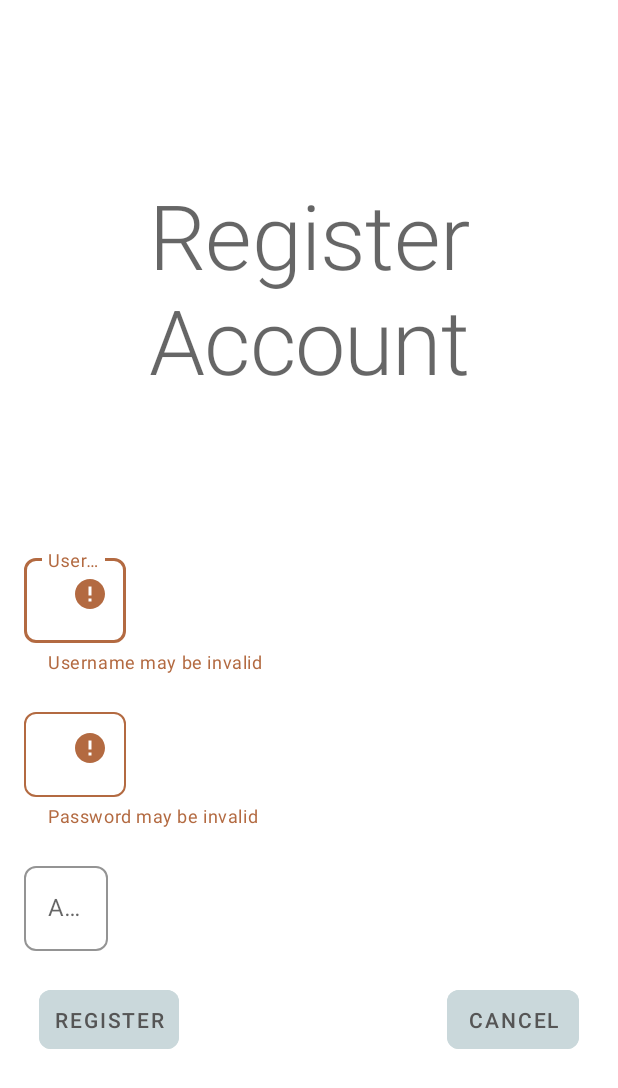
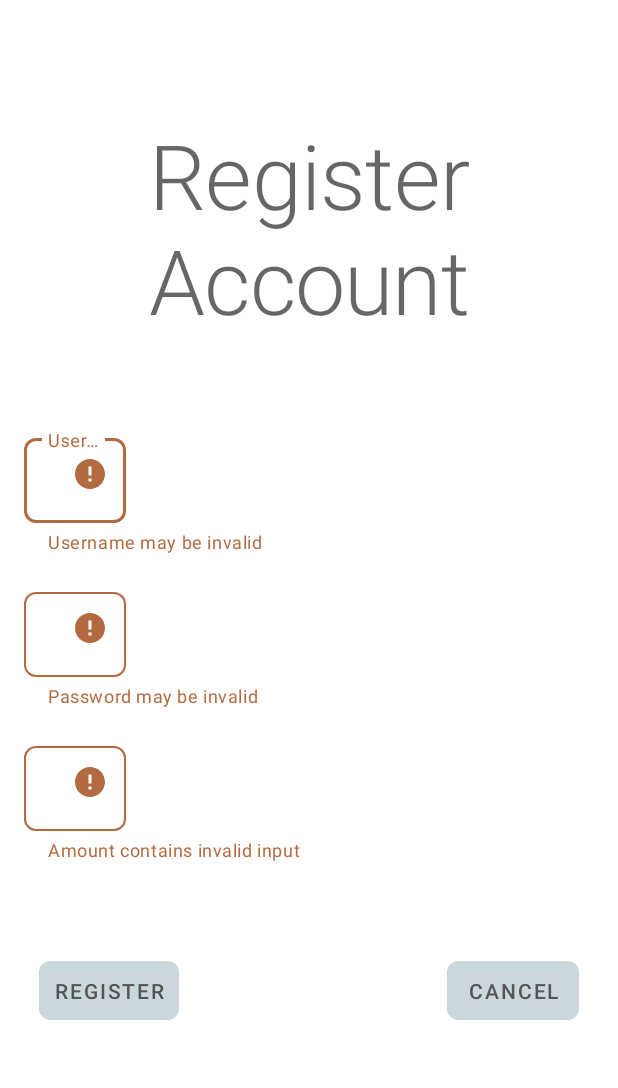
Before and after one commit to brapana/Bank, an Android app: the RegisterActivity screen opened directly, with no data from a screen before it, after a tap on "REGISTER", on a phone screen of 412 x 824 dp. Shown: the top 1088 px of the screen. Run offline under Robolectric (Android 15) with nearby library versions, the phone set to English and light mode, and no system bars.

Commit message:
Add initial balance field when registering an account

```diff
--- a/app/src/main/java/com/group2/bank/DatabaseHelper.java
+++ b/app/src/main/java/com/group2/bank/DatabaseHelper.java
@@ -64,11 +64,11 @@ public class DatabaseHelper extends SQLiteOpenHelper {
      * @param initialBalance
      * @return the row id of the newly inserted entry, or -1 if an error occurred
      */
-    public static long registerAccount(SQLiteDatabase db, String username, String password, float initialBalance) {
+    public static long registerAccount(SQLiteDatabase db, String username, String password, BigDecimal initialBalance) {
         ContentValues accountValues = new ContentValues();
         accountValues.put(USERNAME_COL, username);
         accountValues.put(PASSWORD_COL, password);
-        accountValues.put(BALANCE_COL, initialBalance);
+        accountValues.put(BALANCE_COL, initialBalance.multiply(new BigDecimal(100)).intValue());
         return db.insert(ACCOUNTS_TABLE, null, accountValues);
     }
 
--- a/app/src/main/java/com/group2/bank/LoggedInActivity.java
+++ b/app/src/main/java/com/group2/bank/LoggedInActivity.java
@@ -69,6 +69,8 @@ public class LoggedInActivity extends AppCompatActivity {
 
         amountLayout = findViewById(R.id.layout);
         amountEditText = findViewById(R.id.amount);
+
+        // enforce decimal input filter
         amountEditText.setFilters(new InputFilter[]{new DecimalDigitsInputFilter()});
 
         // clear error message when the input is edited
@@ -91,7 +93,7 @@ public class LoggedInActivity extends AppCompatActivity {
     /**
      *  Restricts input to decimal numbers (max of 2 decimal digits) without leading zeros
      */
-    class DecimalDigitsInputFilter implements InputFilter {
+    static class DecimalDigitsInputFilter implements InputFilter {
         private Pattern mPattern;
         DecimalDigitsInputFilter() {
             mPattern = Pattern.compile("^(0|[1-9][0-9]*)(\\.[0-9]{0,2})?$");
@@ -130,14 +132,13 @@ public class LoggedInActivity extends AppCompatActivity {
      */
     private boolean isVerified(String amountInputString, BigDecimal amountInput, boolean isWithdraw, BigDecimal newBalance) {
 
-        String[] splitBalance = amountInputString.split("\\.");
-
-
         // ensure the individual amount input is non-negative and < 4294967295.99 as required by spec
         if (amountInput.doubleValue() <= 0.00f || amountInput.doubleValue() > 4294967295.99f) {
             System.out.println("why?");
             return false;
         }
+
+        String[] splitBalance = amountInputString.split("\\.");
 
         // ensure there is exactly one decimal in the amount and exactly 2 digits after the decimal
         if (!(splitBalance.length == 2 && splitBalance[1].length() == 2)) {
--- a/app/src/main/java/com/group2/bank/RegisterActivity.java
+++ b/app/src/main/java/com/group2/bank/RegisterActivity.java
@@ -18,6 +18,7 @@ import android.widget.Button;
 import com.google.android.material.textfield.TextInputEditText;
 import com.google.android.material.textfield.TextInputLayout;
 
+import java.math.BigDecimal;
 import java.util.regex.Pattern;
 
 public class RegisterActivity extends AppCompatActivity {
@@ -27,7 +28,10 @@ public class RegisterActivity extends AppCompatActivity {
 
     private TextInputLayout userLayout, passwordLayout;
     private TextInputEditText usernameEditText, passwordEditText;
-    private String username, password = "";
+    private String username, password, initialBalance = "";
+    private BigDecimal initialBalanceDecimal;
+    private TextInputLayout amountLayout;
+    private TextInputEditText amountEditText;
 
     @Override
     protected void onCreate(Bundle savedInstanceState) {
@@ -36,8 +40,11 @@ public class RegisterActivity extends AppCompatActivity {
 
         userLayout = findViewById(R.id.layout);
         passwordLayout = findViewById(R.id.layout2);
+        amountLayout = findViewById(R.id.layout3);
         usernameEditText = findViewById(R.id.username);
         passwordEditText = findViewById(R.id.password);
+        amountEditText = findViewById(R.id.amount);
+
 
         // switch to the MainActivity on "register" button press if the inputs are valid
         final Button register = findViewById(R.id.register_button);
@@ -50,7 +57,7 @@ public class RegisterActivity extends AppCompatActivity {
                 try (DatabaseHelper dbHelper = DatabaseHelper.getInstance(this);
                      SQLiteDatabase db = dbHelper.getWritableDatabase()) {
 
-                    if (DatabaseHelper.registerAccount(db, username, Authentication.SHA256(password), 0) == -1) {
+                    if (DatabaseHelper.registerAccount(db, username, Authentication.SHA256(password), initialBalanceDecimal) == -1) {
                         throw new SQLiteException(String.format("Account not registered for username '%s', password '%s', and balance '%s'",
                                 username, password, 0));
                     }
@@ -97,6 +104,22 @@ public class RegisterActivity extends AppCompatActivity {
         final Button cancel = findViewById(R.id.cancel_button);
         cancel.setOnClickListener(v -> onBackPressed());
 
+
+        // enforce decimal input filter
+        amountEditText.setFilters(new InputFilter[]{new LoggedInActivity.DecimalDigitsInputFilter()});
+
+        //clear the error if input has been edited
+        //try to register when the enter key is pressed
+        amountEditText.setOnEditorActionListener((v, actionId, event) -> {
+            amountLayout.setError(null);
+
+            if (actionId == EditorInfo.IME_ACTION_DONE) {
+                ((InputMethodManager) getSystemService(INPUT_METHOD_SERVICE)).hideSoftInputFromWindow(amountEditText.getWindowToken(), 0);
+            }
+            return false;
+        });
+
+
         if (savedInstanceState != null) {
             username = savedInstanceState.getString(USERNAME);
             password = savedInstanceState.getString(PASSWORD);
@@ -118,24 +141,25 @@ public class RegisterActivity extends AppCompatActivity {
     }
 
     /**
-     * Retrieve the username and the password inputted
+     * Retrieve the username, password, and initialBalance inputted
      */
     private void retrieveInputs() {
         username = usernameEditText.getText().toString();
         password = passwordEditText.getText().toString();
+        initialBalance = amountEditText.getText().toString();
     }
 
     /**
-     * Verifies that both the username and the password are valid
-     *
-     * *not tested yet
+     * Verifies that the username, password, and initial balance are valid
      *
      * @return true if the username and the password are valid; otherwise, false
      */
     private boolean isVerified() {
         // validate username
         boolean check = Authentication.isValid(true, username, this);
-        if (!check) userLayout.setError(getString(R.string.username_invalid));
+        if (!check) {
+            userLayout.setError(getString(R.string.username_invalid));
+        }
 
         // validate password
         if (!Authentication.isValid(false, password, this)) {
@@ -144,6 +168,29 @@ public class RegisterActivity extends AppCompatActivity {
             check = false;
         }
 
+        // validate initial balance
+
+        if (initialBalance.trim().equals("")) {
+            amountLayout.setError(getString(R.string.amount_invalid));
+            return false;
+        }
+
+        initialBalanceDecimal = new BigDecimal(initialBalance);
+
+        // ensure the individual amount input is non-negative and < 4294967295.99 as required by spec
+        if (initialBalanceDecimal.doubleValue() <= 0.00f || initialBalanceDecimal.doubleValue() > 4294967295.99f) {
+            amountLayout.setError(getString(R.string.amount_invalid));
+            return false;
+        }
+
+        String[] splitBalance = initialBalance.split("\\.");
+
+        // ensure there is exactly one decimal in the amount and exactly 2 digits after the decimal
+        if (!(splitBalance.length == 2 && splitBalance[1].length() == 2)) {
+            amountLayout.setError(getString(R.string.amount_invalid));
+            return false;
+        }
+
         return check;
     }
 
--- a/app/src/main/res/layout/activity_register.xml
+++ b/app/src/main/res/layout/activity_register.xml
@@ -16,7 +16,7 @@
         <Space
             android:id="@+id/spacer"
             android:layout_width="match_parent"
-            android:layout_height="@dimen/spacer" />
+            android:layout_height="60dp" />
 
         <TextView
             android:id="@+id/title"
@@ -30,7 +30,7 @@
         <Space
             android:id="@+id/spacer2"
             android:layout_width="match_parent"
-            android:layout_height="@dimen/spacer"
+            android:layout_height="60dp"
             android:layout_below="@id/title" />
 
         <com.google.android.material.textfield.TextInputLayout
@@ -83,10 +83,11 @@
 
         </com.google.android.material.textfield.TextInputLayout>
 
+
         <Space
             android:id="@+id/spacer4"
             android:layout_width="match_parent"
-            android:layout_height="@dimen/spacer_small"
+            android:layout_height="20dp"
             android:layout_below="@id/layout2" />
 
         <com.google.android.material.textfield.TextInputLayout
@@ -94,20 +95,20 @@
             android:layout_width="match_parent"
             android:layout_height="wrap_content"
             android:layout_below="@id/spacer4"
+            android:layout_centerHorizontal="true"
             app:hintEnabled="true">
 
             <com.google.android.material.textfield.TextInputEditText
-                android:id="@+id/intial_balance"
+                android:id="@+id/amount"
                 android:layout_width="wrap_content"
                 android:layout_height="wrap_content"
                 android:hint="@string/amount"
+                android:layout_below="@+id/password"
                 android:imeOptions="actionDone"
-                android:layout_below="@+id/username"
-                android:maxLength="127"
                 android:maxLines="1"
                 android:lines="1"
                 android:singleLine="true"
-                android:inputType="textPassword"
+                android:inputType="numberDecimal"
                 android:ems="20"/>
 
         </com.google.android.material.textfield.TextInputLayout>
@@ -115,7 +116,7 @@
         <Space
             android:id="@+id/spacer5"
             android:layout_width="match_parent"
-            android:layout_height="@dimen/spacer_small"
+            android:layout_height="60dp"
             android:layout_below="@id/layout3" />
 
         <Button
```
